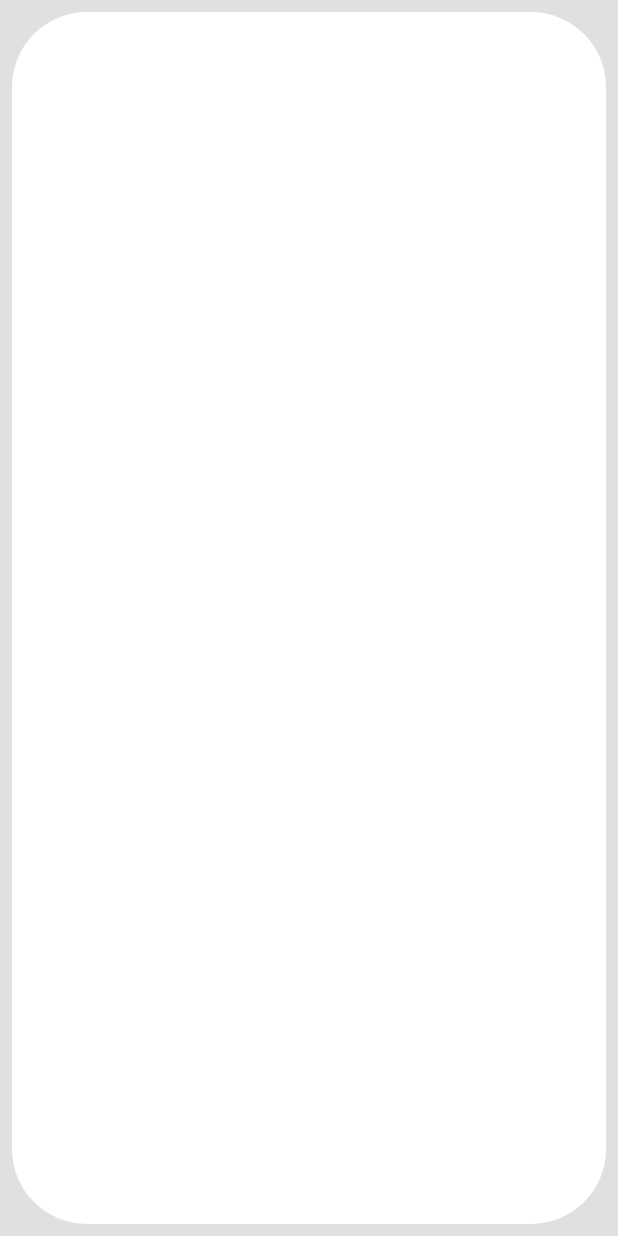
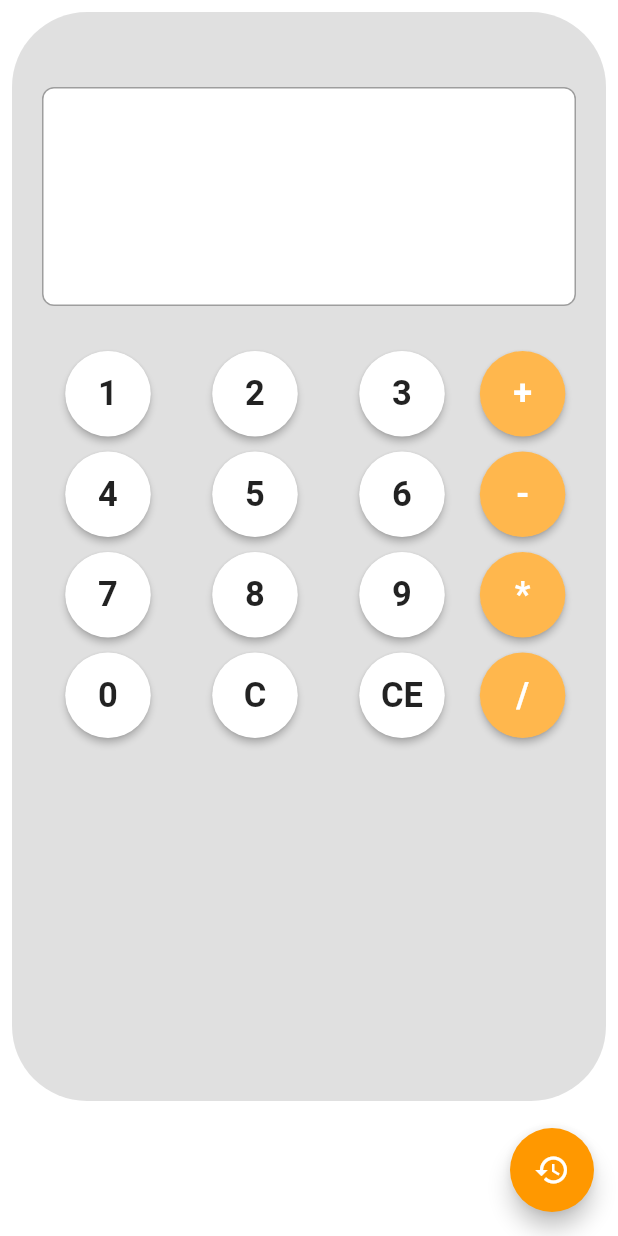
Before and after one commit to vmgarciahurtado/flutter-basic-tests, a Flutter app: the screen it shows after launch, on a phone screen of 412 x 824 dp. Run offline on Flutter 3.47's test engine with Material 2 defaults, Android fonts, the phone set to English and light mode, and no system bars; our stand-ins replace get.

Commit message:
complete calculator view

```diff
--- a/lib/calculator/presentation/view/calculator_screen.dart
+++ b/lib/calculator/presentation/view/calculator_screen.dart
@@ -1,28 +1,48 @@
 import 'package:flutter/material.dart';
+import 'package:flutter_tests/calculator/presentation/view_model/calculator_vm.dart';
+import 'package:get/get.dart';
 
 class CalculatorScreen extends StatelessWidget {
-  const CalculatorScreen({super.key});
+  CalculatorScreen({super.key});
+
+  final viewModel = Get.put(CalculatorViewModel());
 
   @override
   Widget build(BuildContext context) {
     return Scaffold(
       extendBody: false,
+      floatingActionButtonLocation: FloatingActionButtonLocation.endFloat,
+      floatingActionButton: FloatingActionButton(
+        onPressed: () {},
+        child: const Icon(
+          Icons.history,
+          color: Colors.white,
+        ),
+      ),
       body: SafeArea(
         child: Container(
-          color: Colors.grey.shade300,
+          color: Colors.white,
           child: Padding(
-            padding: const EdgeInsets.all(8.0),
+            padding:
+                const EdgeInsets.only(top: 8, left: 8, right: 8, bottom: 90),
             child: Container(
-              decoration: const BoxDecoration(
-                color: Colors.white,
+              padding: const EdgeInsets.all(20),
+              decoration: BoxDecoration(
+                //color: Colors.white,
+                color: Colors.grey.shade300,
                 shape: BoxShape.rectangle,
-                borderRadius: BorderRadius.all(
+                borderRadius: const BorderRadius.all(
                   Radius.circular(50),
                 ),
               ),
               child: Center(
                 child: Column(
-                  children: [],
+                  children: [
+                    const SizedBox(height: 30),
+                    textField(),
+                    const SizedBox(height: 30),
+                    content()
+                  ],
                 ),
               ),
             ),
@@ -31,4 +51,122 @@ class CalculatorScreen extends StatelessWidget {
       ),
     );
   }
+
+  Widget textField() {
+    return Container(
+      decoration: const BoxDecoration(
+        color: Colors.white,
+        shape: BoxShape.rectangle,
+        borderRadius: BorderRadius.all(
+          Radius.circular(8.0),
+        ),
+      ),
+      child: TextField(
+        textAlign: TextAlign.center,
+        maxLines: 2,
+        controller: viewModel.textController,
+        style: TextStyle(
+          color: Colors.black87,
+          fontWeight: FontWeight.bold,
+          fontSize: Get.textScaleFactor * 28,
+        ),
+        keyboardType: TextInputType.number,
+        toolbarOptions: const ToolbarOptions(
+          copy: true,
+          cut: true,
+          paste: false,
+          selectAll: true,
+        ),
+        decoration: InputDecoration(
+          border: OutlineInputBorder(
+            borderRadius: BorderRadius.circular(8.0),
+          ),
+          contentPadding:
+              const EdgeInsets.symmetric(vertical: 40, horizontal: 20),
+        ),
+      ),
+    );
+  }
+
+  Widget content() {
+    return Row(
+      children: [
+        Expanded(
+            flex: 8,
+            child: Wrap(
+              spacing: 10,
+              runSpacing: 10,
+              children: [
+                createNumberButton(1),
+                createNumberButton(2),
+                createNumberButton(3),
+                createNumberButton(4),
+                createNumberButton(5),
+                createNumberButton(6),
+                createNumberButton(7),
+                createNumberButton(8),
+                createNumberButton(9),
+                createNumberButton(0),
+                createClearButton(1),
+                createClearButton(2),
+              ],
+            )),
+        Expanded(
+            flex: 2,
+            child: Wrap(
+              spacing: 10,
+              runSpacing: 10,
+              children: [
+                createOperatorButton("+"),
+                createOperatorButton("-"),
+                createOperatorButton("*"),
+                createOperatorButton("/"),
+              ],
+            )),
+      ],
+    );
+  }
+
+  Widget createNumberButton(int number) {
+    return RawMaterialButton(
+      onPressed: () {},
+      elevation: 2.0,
+      fillColor: Colors.white,
+      padding: const EdgeInsets.all(15.0),
+      shape: const CircleBorder(),
+      child: Text(
+        "$number",
+        style: const TextStyle(fontSize: 23, fontWeight: FontWeight.bold),
+      ),
+    );
+  }
+
+  Widget createClearButton(int number) {
+    return RawMaterialButton(
+      onPressed: () {},
+      elevation: 2.0,
+      fillColor: Colors.white,
+      padding: const EdgeInsets.all(15.0),
+      shape: const CircleBorder(),
+      child: Text(
+        number == 1 ? "C" : "CE",
+        style: const TextStyle(fontSize: 23, fontWeight: FontWeight.bold),
+      ),
+    );
+  }
+
+  Widget createOperatorButton(String symbol) {
+    return RawMaterialButton(
+      onPressed: () {},
+      elevation: 2.0,
+      fillColor: Colors.orange.shade300,
+      padding: const EdgeInsets.all(15.0),
+      shape: const CircleBorder(),
+      child: Text(
+        symbol,
+        style: const TextStyle(
+            fontSize: 23, fontWeight: FontWeight.bold, color: Colors.white),
+      ),
+    );
+  }
 }
--- a/lib/main.dart
+++ b/lib/main.dart
@@ -15,7 +15,7 @@ class MyApp extends StatelessWidget {
       debugShowCheckedModeBanner: false,
       title: 'Flutter Demo',
       theme: ThemeData(
-        primarySwatch: Colors.blue,
+        primarySwatch: Colors.orange,
       ),
       routes: {
         'calculator': (_) => CalculatorScreen(),
```
